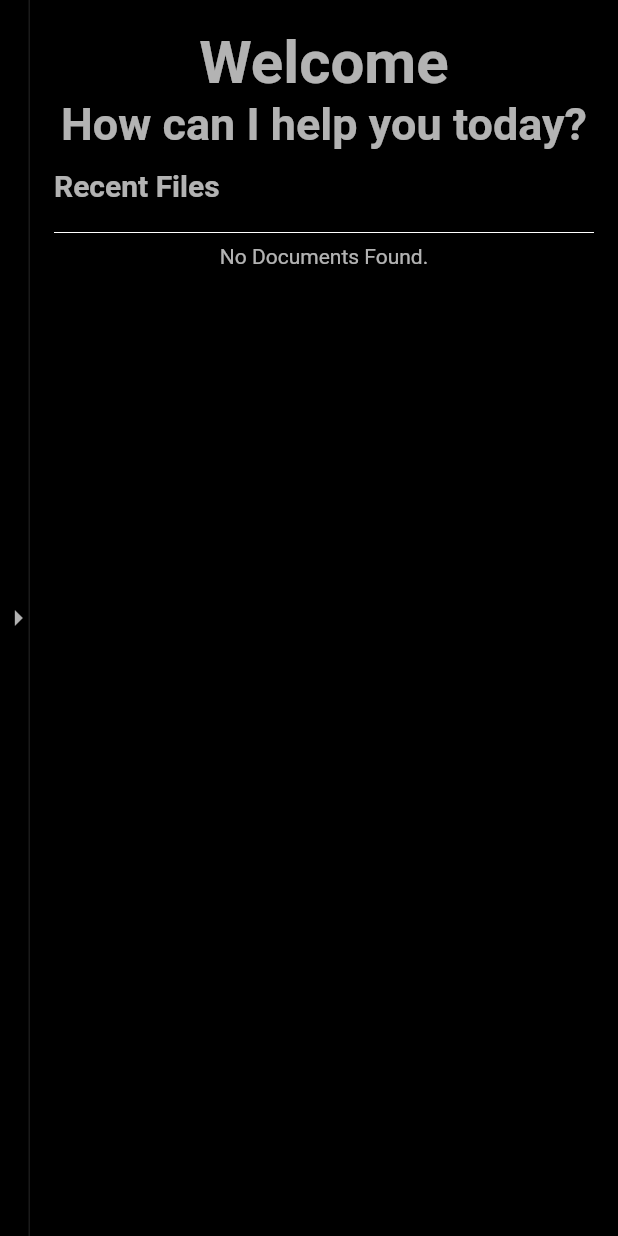
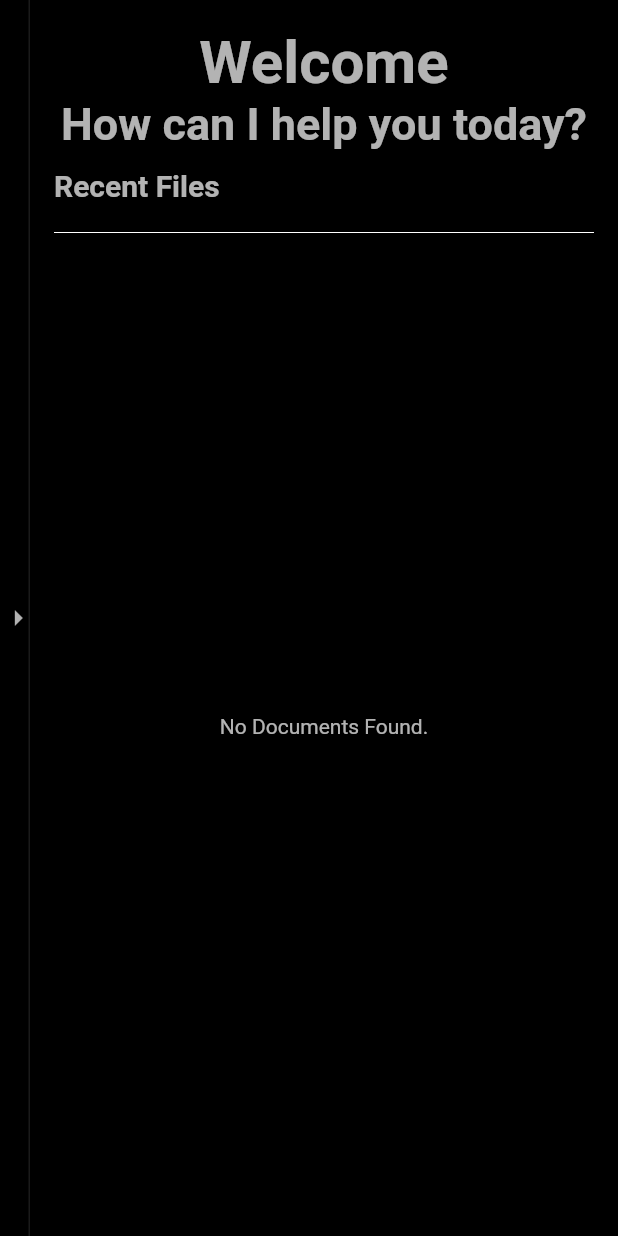
Before and after one commit to yuechen2001/Orbital_22-23_PDFReader, a Flutter app: the FavouritesScreen screen opened directly, in the side drawer, after a tap on "Home", on a phone screen of 412 x 824 dp. Run offline on Flutter 3.47's test engine with Material 2 defaults, Android fonts, the phone set to English and light mode, and no system bars; our stand-ins replace device_info_plus, file_picker, get, hive, hive_flutter; missing offline and left inert: dart:html, syncfusion_flutter_core, syncfusion_flutter_pdf, syncfusion_pdfviewer_platform_interface, window_manager; accounts and stored records are empty.

Commit message:
make-listviews scrollable
- home and reader screen files list now do not overflow and now can be scrolled

```diff
--- a/lib/controllers/reader_controller.dart
+++ b/lib/controllers/reader_controller.dart
@@ -12,7 +12,7 @@ class ReaderController extends GetxController {
   RxDouble maxX = (0.0).obs;
   RxDouble maxY = (0.0).obs;
   RxDouble currentFontSize = (12.0).obs;
-  Rx<Color> currentColor = (Colors.black).obs;
+  Rx<Color> currentColor = (Colors.white70).obs;
   late Document doc;
   Rx<PdfViewerController> pdfController = PdfViewerController().obs;
 
--- a/lib/view/home/favourites_screen.dart
+++ b/lib/view/home/favourites_screen.dart
@@ -90,7 +90,8 @@ class _FavouritesScreenState extends State<FavouritesScreen> {
                                 color: Colors.white70)),
                       ),
                       const Divider(color: Colors.white),
-                      ValueListenableBuilder(
+                      Expanded(
+                        child: ValueListenableBuilder(
                           valueListenable: docCon.recentFiles.listenable(),
                           builder: (context, Box<Document> box, _) {
                             final sorted = box.values
@@ -126,6 +127,7 @@ class _FavouritesScreenState extends State<FavouritesScreen> {
                             }
                           },
                         ),
+                      ),
                     ],
                   ),
                 ),
--- a/lib/view/home/home_screen.dart
+++ b/lib/view/home/home_screen.dart
@@ -93,7 +93,8 @@ class _HomeScreenState extends State<HomeScreen> {
                                 color: Colors.white70)),
                       ),
                       const Divider(color: Colors.white),
-                      ValueListenableBuilder<Box<Document>>(
+                      Expanded(
+                        child: ValueListenableBuilder<Box<Document>>(
                           valueListenable: docCon.recentFiles.listenable(),
                           builder: (context, box, _) {
                             if (box.values.isEmpty) {
@@ -126,6 +127,7 @@ class _HomeScreenState extends State<HomeScreen> {
                             );
                           },
                         ),
+                      ),
                     ],
                   ),
                 ),
```
Also changed, not shown: 1 other file. Lines whose indentation alone changed are shown as unchanged.
